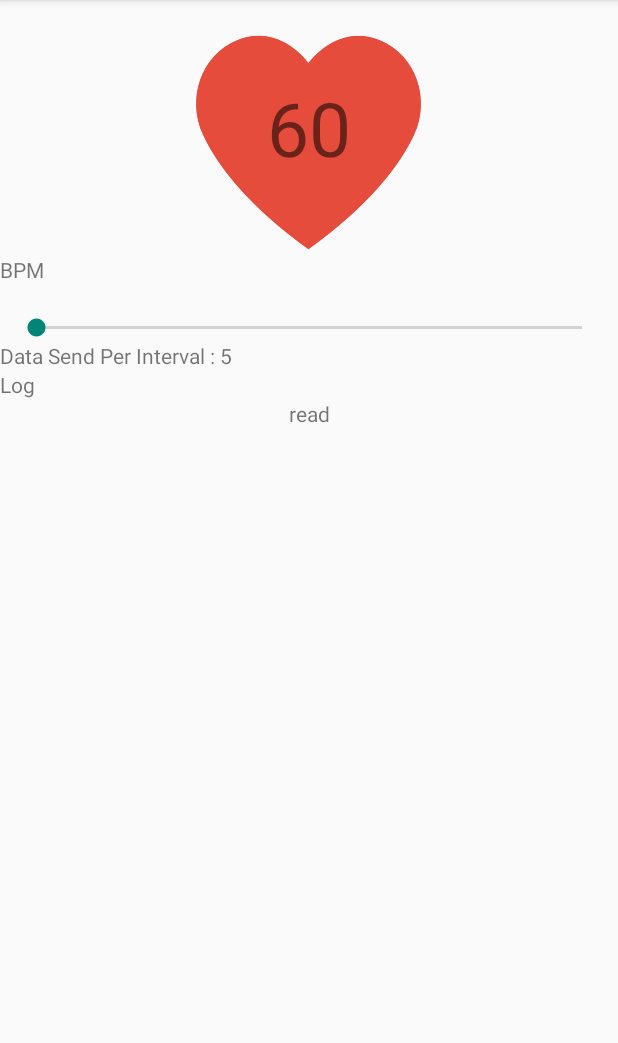
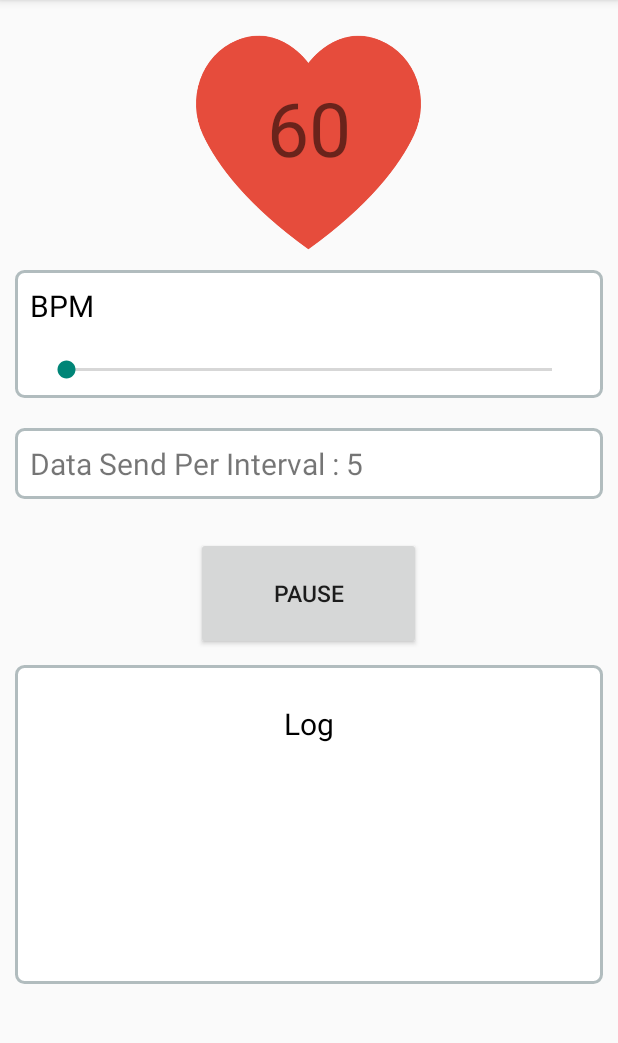
Before and after one commit to triarts/AI-FinalProject, an Android app: the screen it shows after launch (MainActivity), on a phone screen of 412 x 824 dp, the part 84-1127 px from its top. Run offline under Robolectric (Android 15) with nearby library versions, the phone set to English and light mode, and no system bars; our stand-ins replace Volley; network calls fail.

Commit message:
core dah jalan lancar, classfikasi jg

```diff
--- a/app/src/main/java/com/personalapp/ai_final_project/Global.java
+++ b/app/src/main/java/com/personalapp/ai_final_project/Global.java
@@ -2,8 +2,8 @@ package com.personalapp.ai_final_project;
 
 public class Global {
 
-    static String url_link,SETTING_FLAG,defaultURL,FILENAME,FILENAME2;
-    static int csv_full,csv_500,csv_filtered;
+    static String url_link,SETTING_FLAG,defaultURL,FILENAME,FILENAME2,keyJson;
+    static int csv_full,csv_500,csv_filtered,csv_small;
     public Global()
     {
         SETTING_FLAG = "setting_flag";
@@ -16,7 +16,10 @@ public class Global {
 
         csv_full = R.raw.mitbih_test_number_format;
         csv_500 = R.raw.mitbih_test;
+        csv_small = R.raw.mitbih_test_small;
         csv_filtered = 0;
+
+        keyJson = "hb";
     }
 
 
--- a/app/src/main/java/com/personalapp/ai_final_project/MainActivity.java
+++ b/app/src/main/java/com/personalapp/ai_final_project/MainActivity.java
@@ -13,6 +13,8 @@ import android.support.v7.widget.Toolbar;
 import android.util.Log;
 import android.view.Menu;
 import android.view.MenuItem;
+import android.view.View;
+import android.widget.Button;
 import android.widget.SeekBar;
 import android.widget.TextView;
 import android.widget.Toast;
@@ -31,11 +33,12 @@ public class MainActivity extends AppCompatActivity {
     Global glob = new Global();
     CSVFile csvFile;
     SeekBar seekBarBpm,seekBarInterval;
+    Button btnStartStop; boolean startStop = true; clickListener mclickListener = new clickListener();
     seekBarListener mSeekbarListener = new seekBarListener();
     int BpmMax = 120, BpmMin = 60, BpmStep = 1;
     int InterMax = 10, InterMin = 1, InterStep = 1;
     int currentBpm = 60;
-    List ArrList;
+    //List ArrList;
     List rowList; int currentRowIndex=0;
     final PostToServer mPostToServer = new PostToServer();
     String[] changedhb;
@@ -53,6 +56,9 @@ public class MainActivity extends AppCompatActivity {
         tvSamplePerInterval = (TextView)findViewById(R.id.tvSamplePerInterval);
         currentBpm = 60;
 
+        btnStartStop = (Button) findViewById(R.id.btnStartStop);
+        btnStartStop.setOnClickListener(mclickListener);
+
 
         seekBarBpm=(SeekBar)findViewById(R.id.seekBarBpm);
         seekBarBpm.setMax( (BpmMax - BpmMin) / BpmStep );
@@ -63,13 +69,13 @@ public class MainActivity extends AppCompatActivity {
         seekBarInterval.setOnSeekBarChangeListener(mSeekbarListener);
 
 
-        InputStream inputStream = getResources().openRawResource(glob.csv_500);
+        InputStream inputStream = getResources().openRawResource(glob.csv_small);
         csvFile = new CSVFile(inputStream);
         listHBCSV = csvFile.read();
         Collections.shuffle(listHBCSV);
         //tvLog.append(PostToServer.StringArrayCombine(list.get(0)));
 
-        ArrList = new ArrayList<String>();
+
 //        ArrList.add(PostToServer.StringArrayCombine(list.get(0)));
 //        ArrList.add(PostToServer.StringArrayCombine(list.get(1)));
 //        changedhb = list.get(1);
@@ -77,7 +83,7 @@ public class MainActivity extends AppCompatActivity {
         //PostToServer.postRequest(glob.defaultURL,MainActivity.this,PostToServer.setJson("hb",ArrList));
         setupArrListSample();
         mPostToServer.setTextViewLog(tvLog);
-        mPostToServer.setAllVariable(glob.defaultURL,MainActivity.this,PostToServer.setJson("hb",ArrList));
+        mPostToServer.setAllVariable(glob.defaultURL,MainActivity.this,PostToServer.setJson(glob.keyJson,setupArrListSample()));
 
 
 
@@ -88,8 +94,12 @@ public class MainActivity extends AppCompatActivity {
             int count = 5;
             public void run(){
                 //do something
-                Log.d("interval","handler");
-                mPostToServer.execute();
+                if(startStop)
+                {
+                    Log.d("interval","handler");
+                    mPostToServer.execute();
+                    mPostToServer.bridge(setupArrListSample(),mPostToServer,glob.keyJson);
+                }
                 handler.postDelayed(this, delay);
             }
         }, delay);
@@ -104,27 +114,26 @@ public class MainActivity extends AppCompatActivity {
         tvHBnum.setText(""+currentBpm);
     }
 
+    //untuk tentuin brapa banyaks ampel yang di kirim per interval
     int fixedInterval = 5;//second
     public int samplePerInterval()
     {
         float totalSample = ((float)currentBpm/60)*(float)fixedInterval;
         Log.d(TAG,String.valueOf(Math.ceil(totalSample)));
-        return (int)Math.ceil(totalSample);
+        return (int)Math.ceil(totalSample); // real
+        //return 3; // testing
     }
 
-//    public void setHBRandomRow()
-//    {
-//        rowList = new ArrayList<Integer>();
-//        for(int i=0;i<listHBCSV.size();i++)
-//        {
-//            rowList.add(i);
-//        }
-//        Collections.shuffle(rowList);
-//    }
 
     int bottomIndex,upperIndex,gap,datazise;
-    public void setupArrListSample()
+    public List<String> setupArrListSample()
     {
+        if(currentRowIndex+samplePerInterval() >= datazise) {
+            //reset kalau sudah mentok
+            Collections.shuffle(listHBCSV);
+            currentRowIndex = 0;
+        }
+
         bottomIndex =  currentRowIndex;
         currentRowIndex+=samplePerInterval();
         upperIndex =  currentRowIndex;
@@ -132,20 +141,16 @@ public class MainActivity extends AppCompatActivity {
         gap = upperIndex - bottomIndex;
         datazise = listHBCSV.size();
 
+        Log.d(TAG,""+currentRowIndex+"  "+datazise);
+        List<String> ArrList = new ArrayList<String>();
         ArrList.clear();
-        if(currentRowIndex < datazise)
+
+        for(int i=bottomIndex;i<upperIndex;i++)
         {
-            for(int i=0;i<gap;i++)
-            {
-                ArrList.add(PostToServer.StringArrayCombine(listHBCSV.get(i)));
-            }
+            ArrList.add(PostToServer.StringArrayCombine(listHBCSV.get(i)));
         }
-        else
-        {
-            //reset kalau sudah mentok
-            Collections.shuffle(listHBCSV);
-            currentRowIndex = 0;
-        }
+
+        return ArrList;
 
     }
 
@@ -178,12 +183,35 @@ public class MainActivity extends AppCompatActivity {
 
         @Override
         public void onStopTrackingTouch(SeekBar seekBar) {
-            setupArrListSample();
-            mPostToServer.setPostParam(PostToServer.setJson("hb",ArrList));
+//            setupArrListSample();
+//            mPostToServer.setPostParam(PostToServer.setJson(glob.keyJson,setupArrListSample()));
+
 
 //            ArrList.add(PostToServer.StringArrayCombine(changedhb));
 
             tvSamplePerInterval.setText(""+samplePerInterval());
+        }
+    }
+
+    //## BUTTONLISTENER
+    public class clickListener implements View.OnClickListener {
+
+        @Override
+        public void onClick(View v) {
+            if (R.id.btnStartStop == v.getId()) {
+                if(startStop)
+                {
+                    startStop = false;
+                    tvLog.setText("Paused\n"+tvLog.getText());
+                    btnStartStop.setText("Start");
+                }
+                else
+                {
+                    startStop = true;
+                    tvLog.setText("Cont\n"+tvLog.getText());
+                    btnStartStop.setText("Pause");
+                }
+            }
         }
     }
 
--- a/app/src/main/java/com/personalapp/ai_final_project/PostToServer.java
+++ b/app/src/main/java/com/personalapp/ai_final_project/PostToServer.java
@@ -52,6 +52,11 @@ public class PostToServer {
         this.postRequest(URL,con,postParam);
     }
 
+    public void bridge(List<String> arr, PostToServer mPostToServer,String jsonkey)
+    {
+        mPostToServer.setPostParam(PostToServer.setJson(jsonkey,arr));
+    }
+
     public void setTextViewLog(TextView tvlog)
     {
         this.tvLog = tvlog;
@@ -70,7 +75,8 @@ public class PostToServer {
                     @Override
                     public void onResponse(JSONObject response) {
                         Log.d(TAG, response.toString());
-                        tvLog.append(response.toString());
+                        tvLog.setText(response.toString()+tvLog.getText());
+                        //tvLog.append(response.toString());
                         Toast.makeText(con, response.toString(), Toast.LENGTH_SHORT).show();
                     }
                 }, new Response.ErrorListener() {
--- /dev/null
+++ b/app/src/main/res/drawable/dialog_bg.xml
@@ -0,0 +1,7 @@
+<?xml version="1.0" encoding="UTF-8"?>
+<shape xmlns:android="http://schemas.android.com/apk/res/android">
+    <solid android:color="#ffff"/>
+    <stroke android:width="2dip" android:color="#B1BCBE" />
+    <corners android:radius="5dip"/>
+    <padding android:left="0dip" android:top="0dip" android:right="0dip" android:bottom="0dip" />
+</shape>
--- a/app/src/main/res/layout/activity_main.xml
+++ b/app/src/main/res/layout/activity_main.xml
@@ -41,10 +41,19 @@
                     android:id="@+id/tvHBasNumber"/>
             </LinearLayout>
 
+            <LinearLayout
+                android:layout_width="match_parent"
+                android:layout_height="wrap_content"
+                android:orientation="vertical"
+                android:padding="10dp"
+                android:layout_margin="10dp"
+                android:background="@drawable/dialog_bg">
             <TextView
                 android:layout_width="match_parent"
                 android:layout_height="wrap_content"
-                android:text="BPM"/>
+                android:text="BPM"
+                android:textSize="20sp"
+                android:textColor="@color/black"/>
             <SeekBar
                 android:id="@+id/seekBarBpm"
                 android:layout_width="match_parent"
@@ -55,6 +64,7 @@
                 android:gravity="center"
                 android:layout_gravity="center"
                 />
+            </LinearLayout>
 
             <LinearLayout
                 android:layout_width="wrap_content"
@@ -65,6 +75,7 @@
                     android:layout_width="match_parent"
                     android:layout_height="wrap_content"
                     android:text="Interval"
+                    android:textSize="20sp"
                     />
                 <SeekBar
                     android:id="@+id/seekBarInterval"
@@ -81,36 +92,65 @@
             <LinearLayout
                 android:layout_width="match_parent"
                 android:layout_height="wrap_content"
-                android:orientation="horizontal">
+                android:orientation="horizontal"
+                android:padding="10dp"
+                android:layout_margin="10dp"
+                android:background="@drawable/dialog_bg">
                 <TextView
                     android:layout_width="wrap_content"
                     android:layout_height="wrap_content"
-                    android:text="Data Send Per Interval"/>
+                    android:text="Data Send Per Interval"
+                    android:textSize="20sp"/>
                 <TextView
                     android:layout_width="wrap_content"
                     android:layout_height="wrap_content"
-                    android:text=" : "/>
+                    android:text=" : "
+                    android:textSize="20sp"/>
                 <TextView
                     android:layout_width="wrap_content"
                     android:layout_height="wrap_content"
                     android:text="number"
-                    android:id="@+id/tvSamplePerInterval"/>
+                    android:id="@+id/tvSamplePerInterval"
+                    android:textSize="20sp"/>
             </LinearLayout>
 
+            <Button
+                android:layout_width="150dp"
+                android:layout_height="75dp"
+                android:text="Pause"
+                android:id="@+id/btnStartStop"
+                android:layout_gravity="center"
+                android:gravity="center"
+                android:textSize="15sp"
+                android:layout_marginTop="15dp"/>
+
+            <LinearLayout
+                android:layout_width="match_parent"
+                android:layout_height="wrap_content"
+                android:padding="10dp"
+                android:layout_margin="10dp"
+                android:background="@drawable/dialog_bg"
+                android:orientation="vertical">
 
                 <TextView
                     android:layout_width="match_parent"
                     android:layout_height="wrap_content"
-                android:text="Log"/>
+                    android:text="Log"
+                    android:textSize="20sp"
+                    android:textColor="@color/black"
+                    android:gravity="center"
+                    android:layout_marginTop="15dp"/>
                 <TextView
                     android:layout_width="match_parent"
                     android:layout_height="wrap_content"
+                    android:minHeight="150dp"
                     android:id="@+id/tvLog"
-                android:text="read"
-                android:maxLines="10"
-                android:gravity="center"
+                    android:text=""
+                    android:maxLines="20"
+                    android:gravity="top|center_horizontal"
                     android:layout_gravity="center"
                     />
+            </LinearLayout>
         </LinearLayout>
 
     </ScrollView>
--- a/app/src/main/res/values/colors.xml
+++ b/app/src/main/res/values/colors.xml
@@ -4,6 +4,7 @@
     <color name="colorPrimaryDark">#00574B</color>
     <color name="colorAccent">#D81B60</color>
     <color name="blueDark">#303F9F</color>
+    <color name="black">#000000</color>
 
 
 </resources>
```
Also changed, not shown: app/src/main/res/raw/mitbih_test_small.csv (added, +10 -0 lines). Lines whose indentation alone changed are shown as unchanged.
